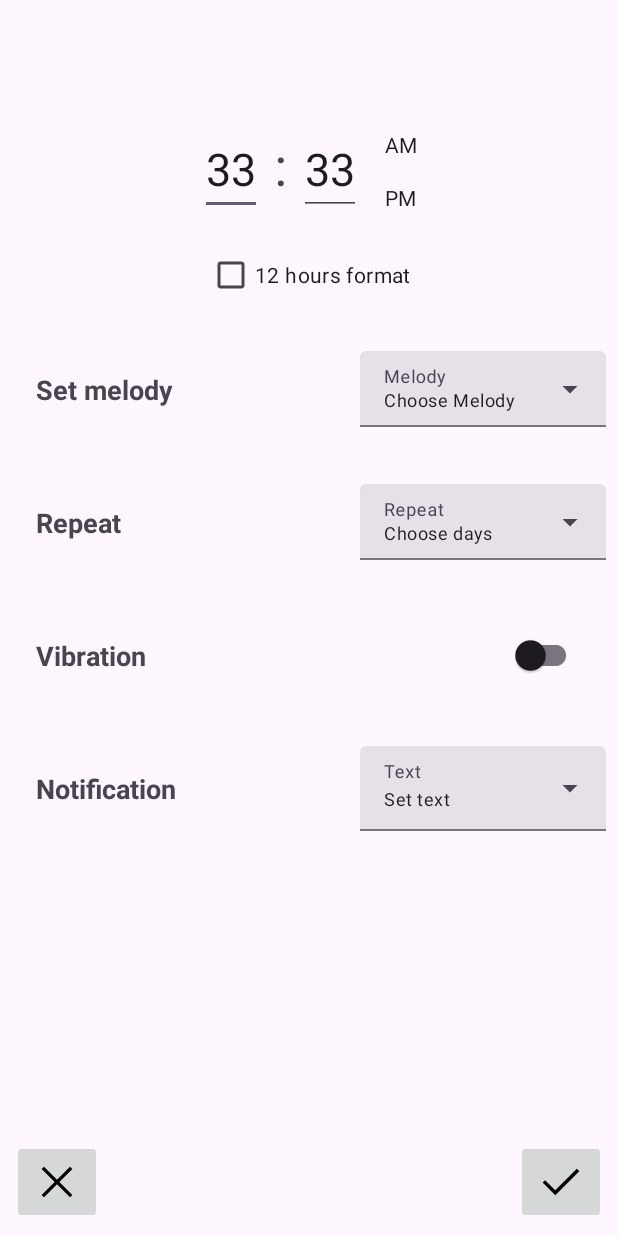
After one commit to SergeyZevalev/MyAlarm, an Android app: the layout add_item_fragment.xml on its own in the app's theme, with its tools: preview values and no code run, on a phone screen of 412 x 824 dp. The commit adds this screen. Run offline under Robolectric (Android 15) with nearby library versions, the phone set to English and light mode, and no system bars.

Commit message:
add fragment for Alarm settings input

```diff
--- a/app/src/main/java/com/example/myalarm/core/presentation/CommonViewModel.kt
+++ b/app/src/main/java/com/example/myalarm/core/presentation/CommonViewModel.kt
@@ -8,7 +8,6 @@ interface CommonViewModel<T> {
 
     fun getItemList()
     fun removeItem(id: Int)
-    fun addItem()
     fun changeItemStatus(id: Int)
     fun observeList(owner: LifecycleOwner, observer: Observer<List<CommonUiModel<T>>>)
 }
--- /dev/null
+++ b/app/src/main/java/com/example/myalarm/core/presentation/DayActiveClickListener.kt
@@ -0,0 +1,6 @@
+package com.example.myalarm.core.presentation
+
+interface DayActiveClickListener {
+
+    fun changeDayActive(dayIndex: Int, id: Int)
+}
--- a/app/src/main/java/com/example/myalarm/data/BaseDataModelMapper.kt
+++ b/app/src/main/java/com/example/myalarm/data/BaseDataModelMapper.kt
@@ -7,7 +7,7 @@ class BaseDataModelMapper<E> : CommonDataModelMapper<CommonItem<E>> {
     override fun map(
         id: Int,
         time: Int,
-        week: MutableMap<Int, Boolean>,
+        week: List<Boolean>,
         activated: Boolean
     ) = CommonItem<E>(id, time, week, activated)
 
--- a/app/src/main/java/com/example/myalarm/presentation/MainViewModel.kt
+++ b/app/src/main/java/com/example/myalarm/presentation/BaseViewModel.kt
@@ -13,7 +13,7 @@ import kotlinx.coroutines.CoroutineDispatcher
 import kotlinx.coroutines.Dispatchers
 import kotlinx.coroutines.launch
 
-class MainViewModel<T>(
+class BaseViewModel<T>(
     private val interactor: CommonInteractor<T>,
     private val communication: CommonCommunication<T>,
     private val dispatcher: CoroutineDispatcher = Dispatchers.Main
@@ -35,10 +35,6 @@ class MainViewModel<T>(
         }
     }
 
-    override fun addItem() {
-        //TODO
-    }
-
     override fun observeList(owner: LifecycleOwner, observer: Observer<List<CommonUiModel<T>>>) {
         communication.observeList(owner, observer)
     }
--- a/app/src/main/java/com/example/myalarm/presentation/CommonDataRecyclerAdapter.kt
+++ b/app/src/main/java/com/example/myalarm/presentation/CommonDataRecyclerAdapter.kt
@@ -4,18 +4,20 @@ import android.view.LayoutInflater
 import android.view.ViewGroup
 import androidx.recyclerview.widget.RecyclerView
 import com.example.myalarm.R
+import com.example.myalarm.core.presentation.DayActiveClickListener
 import com.example.myalarm.core.presentation.FavoriteItemClickListener
 import com.example.myalarm.core.presentation.ListChanges
 
 class CommonDataRecyclerAdapter<T>(
     private val communicator: ListChanges<T>,
-    private val listener: FavoriteItemClickListener
+    private val listener: FavoriteItemClickListener,
+    private val changeDayListener: DayActiveClickListener
 ) : RecyclerView.Adapter<CommonDataViewHolder<T>>() {
 
 
     override fun onCreateViewHolder(parent: ViewGroup, viewType: Int): CommonDataViewHolder<T> {
         val view = LayoutInflater.from(parent.context).inflate(R.layout.base_item, parent, false)
-        return CommonDataViewHolder(view, listener)
+        return CommonDataViewHolder(view, listener, changeDayListener)
     }
 
     override fun getItemCount() = communicator.getList().size
--- a/app/src/main/java/com/example/myalarm/presentation/CommonUiModel.kt
+++ b/app/src/main/java/com/example/myalarm/presentation/CommonUiModel.kt
@@ -5,6 +5,7 @@ import android.widget.ImageButton
 import android.widget.TextView
 import androidx.annotation.DrawableRes
 import com.example.myalarm.R
+import com.example.myalarm.core.presentation.DayActiveClickListener
 import com.example.myalarm.core.presentation.FavoriteItemClickListener
 
 abstract class CommonUiModel<E>(
@@ -32,6 +33,10 @@ abstract class CommonUiModel<E>(
     fun change(listener: FavoriteItemClickListener) {
         listener.change(id)
     }
+
+    fun changeDayActive(index: Int, listener: DayActiveClickListener) {
+        listener.changeDayActive(index, id)
+    }
 }
 
 class FavoriteUiModel<E>(
--- /dev/null
+++ b/app/src/main/res/drawable/ic_close_button.xml
@@ -0,0 +1,4 @@
+<vector android:height="36dp" android:viewportHeight="960"
+    android:viewportWidth="960" android:width="36dp" xmlns:android="http://schemas.android.com/apk/res/android">
+    <path android:fillColor="#FF000000" android:pathData="m249,753 l-42,-42 231,-231 -231,-231 42,-42 231,231 231,-231 42,42 -231,231 231,231 -42,42 -231,-231 -231,231Z"/>
+</vector>
--- /dev/null
+++ b/app/src/main/res/drawable/ic_done_button.xml
@@ -0,0 +1,9 @@
+<vector xmlns:android="http://schemas.android.com/apk/res/android"
+    android:width="36dp"
+    android:height="36dp"
+    android:viewportWidth="960"
+    android:viewportHeight="960">
+  <path
+      android:fillColor="#FF000000"
+      android:pathData="M378,714 L154,490l43,-43 181,181 384,-384 43,43 -427,427Z"/>
+</vector>
--- /dev/null
+++ b/app/src/main/res/layout/add_item_fragment.xml
@@ -0,0 +1,259 @@
+<?xml version="1.0" encoding="utf-8"?>
+<LinearLayout xmlns:android="http://schemas.android.com/apk/res/android"
+    xmlns:tools="http://schemas.android.com/tools"
+    xmlns:app="http://schemas.android.com/apk/res-auto"
+    android:layout_width="match_parent"
+    android:layout_height="match_parent"
+    android:gravity="center_horizontal"
+    android:orientation="vertical">
+
+    <LinearLayout
+        android:layout_width="match_parent"
+        android:layout_height="wrap_content"
+        android:gravity="center_horizontal"
+        android:orientation="vertical">
+
+        <LinearLayout
+            android:layout_width="wrap_content"
+            android:layout_height="wrap_content"
+            android:layout_marginTop="82dp"
+            android:orientation="horizontal">
+
+            <EditText
+                android:id="@+id/hours_input"
+                android:inputType="number"
+                android:layout_width="wrap_content"
+                android:layout_height="wrap_content"
+                android:layout_marginEnd="8dp"
+                android:gravity="center"
+                android:textSize="30sp"
+                tools:text="33" />
+
+            <TextView
+                android:layout_width="wrap_content"
+                android:layout_height="wrap_content"
+                android:text="@string/divide"
+                android:textSize="36sp" />
+
+            <EditText
+                android:id="@+id/minutes_input"
+                android:inputType="number"
+                android:layout_width="wrap_content"
+                android:layout_height="wrap_content"
+                android:layout_marginStart="8dp"
+                android:gravity="center"
+                android:textSize="30sp"
+                tools:text="33" />
+
+            <LinearLayout
+                android:id="@+id/layout_12hours_selector"
+                android:layout_width="wrap_content"
+                android:layout_height="wrap_content"
+                android:layout_gravity="center_vertical"
+                android:layout_marginStart="16dp"
+                android:layout_marginTop="1dp"
+                android:orientation="vertical"
+                android:visibility="gone"
+                tools:visibility="visible">
+
+                <CheckedTextView
+                    android:id="@+id/am_input"
+                    android:layout_width="wrap_content"
+                    android:layout_height="wrap_content"
+                    android:layout_marginBottom="8dp"
+                    android:text="@string/am"
+                    android:textSize="14sp" />
+
+                <CheckedTextView
+                    android:id="@+id/pm_input"
+                    android:layout_width="wrap_content"
+                    android:layout_height="wrap_content"
+                    android:layout_marginTop="8dp"
+                    android:text="@string/pm"
+                    android:textSize="14sp" />
+
+            </LinearLayout>
+
+        </LinearLayout>
+
+        <CheckBox
+            android:id="@+id/hours_mode_selector"
+            android:layout_width="wrap_content"
+            android:layout_height="wrap_content"
+            android:layout_gravity="center"
+            android:layout_marginTop="16dp"
+            android:text="@string/_12_hours_format" />
+
+    </LinearLayout>
+
+    <LinearLayout
+        android:layout_marginTop="16dp"
+        android:id="@+id/melody_layout"
+        android:layout_width="match_parent"
+        android:layout_height="wrap_content"
+        android:orientation="horizontal"
+        android:padding="8dp">
+
+        <TextView
+            android:id="@+id/melody_text"
+            android:layout_width="0dp"
+            android:layout_height="wrap_content"
+            android:layout_weight="1"
+            android:padding="16dp"
+            android:text="@string/set_melody"
+            android:textSize="18sp"
+            android:textStyle="bold" />
+
+        <com.google.android.material.textfield.TextInputLayout
+            android:id="@+id/melody_choose_menu"
+            style="@style/Widget.Material3.TextInputLayout.FilledBox.ExposedDropdownMenu"
+            android:layout_width="wrap_content"
+            android:layout_height="wrap_content"
+            android:layout_gravity="center_vertical"
+            android:hint="@string/melody">
+
+            <AutoCompleteTextView
+                android:id="@+id/melody_auto_complete"
+                android:layout_width="164dp"
+                android:layout_height="match_parent"
+                android:inputType="none"
+                android:text="@string/choose_melody"
+                android:textSize="12sp" />
+
+        </com.google.android.material.textfield.TextInputLayout>
+
+    </LinearLayout>
+
+    <LinearLayout
+        android:padding="8dp"
+        android:layout_marginTop="16dp"
+        android:id="@+id/repeat_layout"
+        android:orientation="horizontal"
+        android:layout_width="match_parent"
+        android:layout_height="wrap_content">
+
+        <TextView
+            android:padding="16dp"
+            android:textStyle="bold"
+            android:textSize="18sp"
+            android:id="@+id/repeat_text"
+            android:layout_width="0dp"
+            android:layout_weight="1"
+            android:layout_height="wrap_content"
+            android:text="@string/repeat"/>
+
+        <com.google.android.material.textfield.TextInputLayout
+            android:id="@+id/repeat_choose"
+            style="@style/Widget.Material3.TextInputLayout.FilledBox.ExposedDropdownMenu"
+            android:layout_width="wrap_content"
+            android:layout_height="wrap_content"
+            android:layout_gravity="center_vertical"
+            android:hint="@string/repeat">
+
+        <AutoCompleteTextView
+            android:id="@+id/repeat_auto_complete"
+            android:layout_width="164dp"
+            android:layout_height="match_parent"
+            android:inputType="none"
+            android:text="@string/days"
+            android:textSize="12sp" />
+        </com.google.android.material.textfield.TextInputLayout>
+
+    </LinearLayout>
+
+    <LinearLayout
+        android:id="@+id/vibration_layout"
+        android:padding="8dp"
+        android:layout_marginTop="16dp"
+        android:orientation="horizontal"
+        android:layout_width="match_parent"
+        android:layout_height="wrap_content">
+
+        <TextView
+            android:id="@+id/vibration_text"
+            android:layout_width="0dp"
+            android:layout_weight="1"
+            android:layout_height="wrap_content"
+            android:padding="16dp"
+            android:textStyle="bold"
+            android:textSize="18sp"
+            android:text="@string/vibration"/>
+
+        <androidx.appcompat.widget.SwitchCompat
+            android:layout_gravity="center_vertical"
+            android:id="@+id/vibration_switch"
+            android:layout_marginEnd="16dp"
+            android:layout_width="wrap_content"
+            android:layout_height="wrap_content"/>
+
+    </LinearLayout>
+
+    <LinearLayout
+        android:id="@+id/notification_layout"
+        android:padding="8dp"
+        android:layout_marginTop="16dp"
+        android:orientation="horizontal"
+        android:layout_width="match_parent"
+        android:layout_height="wrap_content">
+
+        <TextView
+            android:id="@+id/notification_text"
+            android:layout_width="0dp"
+            android:layout_weight="1"
+            android:layout_height="wrap_content"
+            android:padding="16dp"
+            android:textStyle="bold"
+            android:textSize="18sp"
+            android:text="@string/notification"/>
+
+        <com.google.android.material.textfield.TextInputLayout
+            android:id="@+id/notification_add_menu"
+            style="@style/Widget.Material3.TextInputLayout.FilledBox.ExposedDropdownMenu"
+            android:layout_width="wrap_content"
+            android:layout_height="match_parent"
+            android:layout_gravity="center_vertical"
+            android:hint="@string/text">
+
+            <AutoCompleteTextView
+                android:layout_gravity="center_vertical"
+                android:id="@+id/notification_auto_complete"
+                tools:text="Set text"
+                android:layout_width="164dp"
+                android:layout_height="match_parent"
+                android:inputType="none"
+                android:textSize="12sp" />
+        </com.google.android.material.textfield.TextInputLayout>
+
+    </LinearLayout>
+
+    <Space
+        android:layout_width="match_parent"
+        android:layout_height="0dp"
+        android:layout_weight="1"/>
+
+    <LinearLayout
+        android:layout_width="match_parent"
+        android:layout_height="wrap_content"
+        android:orientation="horizontal">
+
+        <ImageButton
+            android:id="@+id/cancel_button"
+            android:layout_margin="8dp"
+            android:layout_width="wrap_content"
+            android:layout_height="wrap_content"
+            android:src="@drawable/ic_close_button"/>
+
+        <Space
+            android:layout_weight="1"
+            android:layout_width="0dp"
+            android:layout_height="match_parent"/>
+
+        <ImageButton
+            android:id="@+id/ok_button"
+            android:src="@drawable/ic_done_button"
+            android:layout_margin="8dp"
+            android:layout_width="wrap_content"
+            android:layout_height="wrap_content"/>
+    </LinearLayout>
+
+</LinearLayout>
--- a/app/src/main/res/values/strings.xml
+++ b/app/src/main/res/values/strings.xml
@@ -7,4 +7,35 @@
     <string name="friday">Fr</string>
     <string name="saturday">Sa</string>
     <string name="sunday">Su</string>
+    <string name="divide">:</string>
+    <string name="am">AM</string>
+    <string name="pm">PM</string>
+    <string name="_12_hours_format">12 hours format</string>
+    <string name="set_melody">Set melody</string>
+    <string name="melody">Melody</string>
+    <string name="choose_melody">Choose Melody</string>
+    <string name="repeat">Repeat</string>
+    <string name="Repeat">Repeat\n</string>
+    <string name="days">Choose days</string>
+    <string name="vibration">Vibration</string>
+    <string name="text">Text</string>
+    <string name="notification">Notification</string>
+    <string name="add_notification">Add notification</string>
+    <string name="ok_dialog_button">Ok</string>
+    <string name="cancel_dialog_button">Cancel</string>
+    <string name="europe_format_error">Houre time must be between 0 and 11!</string>
+    <string name="usual_format_error">Hour time must be between 0 and 23!</string>
+    <string name="minutes_format_error">Minutes must be between 00 and 59!!</string>
+    <string name="add_notification_dialog">Enter notification text</string>
+
+    <string-array name="sound_resources">
+        <item>System sounds</item>
+        <item>Stored melody</item>
+    </string-array>
+
+    <string-array name="repeat_mode">
+        <item>Weekdays</item>
+        <item>Weekend</item>
+        <item>Custom</item>
+    </string-array>
 </resources>
```
Also changed, not shown: app/src/main/java/com/example/myalarm/presentation/AddItemFragment.kt (added, +135 -0 lines), app/src/main/java/com/example/myalarm/presentation/AlarmInputWatcher.kt (added, +44 -0 lines), app/src/main/java/com/example/myalarm/presentation/CommonDataViewHolder.kt (+9 -3 lines), app/src/main/java/com/example/myalarm/presentation/MainActivity.kt (+9 -0 lines), app/src/main/res/layout/activity_main.xml (+5 -24 lines), app/src/main/res/layout/main_fragment.xml (added, +24 -0 lines), app/src/main/res/layout/notification_dialog.xml (added, +13 -0 lines), app/src/main/res/layout/simple_list_drop_menu.xml (added, +9 -0 lines).
